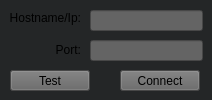
Old version of the form tempClient/conn.ui in the repository Skyfligher/DBMS_Project.
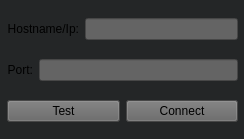
New version of the form.

What changed in the file:
```diff
--- a/tempClient/conn.ui
+++ b/tempClient/conn.ui
@@ -6,8 +6,8 @@
    <rect>
     <x>0</x>
     <y>0</y>
-    <width>212</width>
-    <height>100</height>
+    <width>244</width>
+    <height>139</height>
    </rect>
   </property>
   <property name="palette">
@@ -439,15 +439,20 @@
 }</string>
   </property>
   <widget class="QWidget" name="centralwidget">
+   <widget class="QWidget" name="">
+    <property name="geometry">
+     <rect>
+      <x>7</x>
+      <y>5</y>
+      <width>231</width>
+      <height>131</height>
+     </rect>
+    </property>
+    <layout class="QVBoxLayout" name="verticalLayout">
+     <item>
+      <layout class="QHBoxLayout" name="horizontalLayout">
+       <item>
    <widget class="QLabel" name="label">
-    <property name="geometry">
-     <rect>
-      <x>10</x>
-      <y>10</y>
-      <width>71</width>
-      <height>16</height>
-     </rect>
-    </property>
     <property name="text">
      <string>Hostname/Ip:</string>
     </property>
@@ -455,28 +460,16 @@
      <set>Qt::AlignRight|Qt::AlignTrailing|Qt::AlignVCenter</set>
     </property>
    </widget>
-   <widget class="QPushButton" name="pushButton">
-    <property name="geometry">
-     <rect>
-      <x>10</x>
-      <y>70</y>
-      <width>80</width>
-      <height>21</height>
-     </rect>
-    </property>
-    <property name="text">
-     <string>Test</string>
-    </property>
-   </widget>
+       </item>
+       <item>
+        <widget class="QLineEdit" name="lineEdit"/>
+       </item>
+      </layout>
+     </item>
+     <item>
+      <layout class="QHBoxLayout" name="horizontalLayout_2">
+       <item>
    <widget class="QLabel" name="label_2">
-    <property name="geometry">
-     <rect>
-      <x>50</x>
-      <y>40</y>
-      <width>31</width>
-      <height>20</height>
-     </rect>
-    </property>
     <property name="layoutDirection">
      <enum>Qt::LeftToRight</enum>
     </property>
@@ -487,38 +480,31 @@
      <set>Qt::AlignRight|Qt::AlignTrailing|Qt::AlignVCenter</set>
     </property>
    </widget>
-   <widget class="QLineEdit" name="lineEdit">
-    <property name="geometry">
-     <rect>
-      <x>90</x>
-      <y>10</y>
-      <width>113</width>
-      <height>21</height>
-     </rect>
-    </property>
-   </widget>
+       </item>
+       <item>
+        <widget class="QLineEdit" name="lineEdit_2"/>
+       </item>
+      </layout>
+     </item>
+     <item>
+      <layout class="QHBoxLayout" name="horizontalLayout_3">
+       <item>
+        <widget class="QPushButton" name="pushButton">
+         <property name="text">
+          <string>Test</string>
+         </property>
+        </widget>
+       </item>
+       <item>
    <widget class="QPushButton" name="pushButton_2">
-    <property name="geometry">
-     <rect>
-      <x>120</x>
-      <y>70</y>
-      <width>80</width>
-      <height>21</height>
-     </rect>
-    </property>
     <property name="text">
      <string>Connect</string>
     </property>
    </widget>
-   <widget class="QLineEdit" name="lineEdit_2">
-    <property name="geometry">
-     <rect>
-      <x>90</x>
-      <y>40</y>
-      <width>113</width>
-      <height>21</height>
-     </rect>
-    </property>
+       </item>
+      </layout>
+     </item>
+    </layout>
    </widget>
   </widget>
  </widget>
```
Lines whose indentation alone changed are shown as unchanged.
